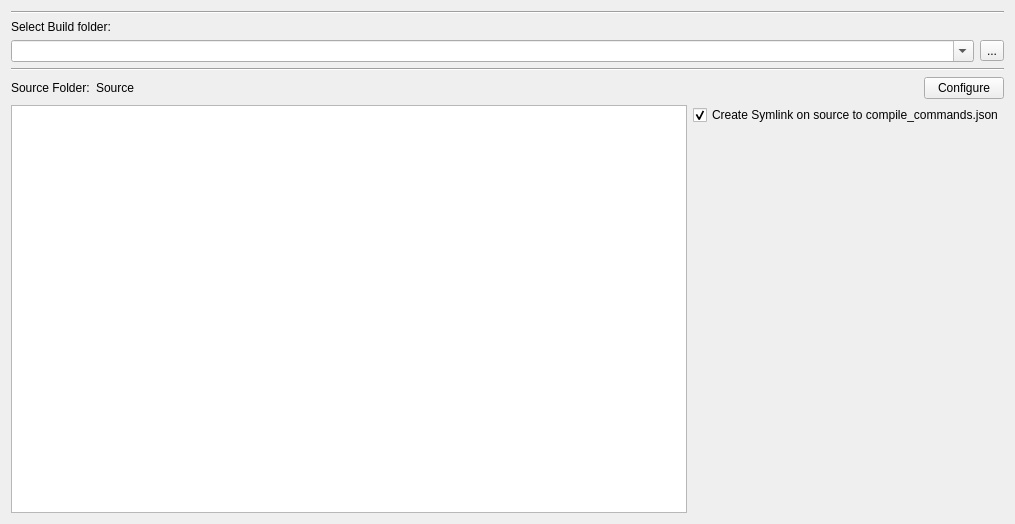
Old version of the form addons/cmake-tools/cmaketoolswidget.ui in the repository poa00/kate.
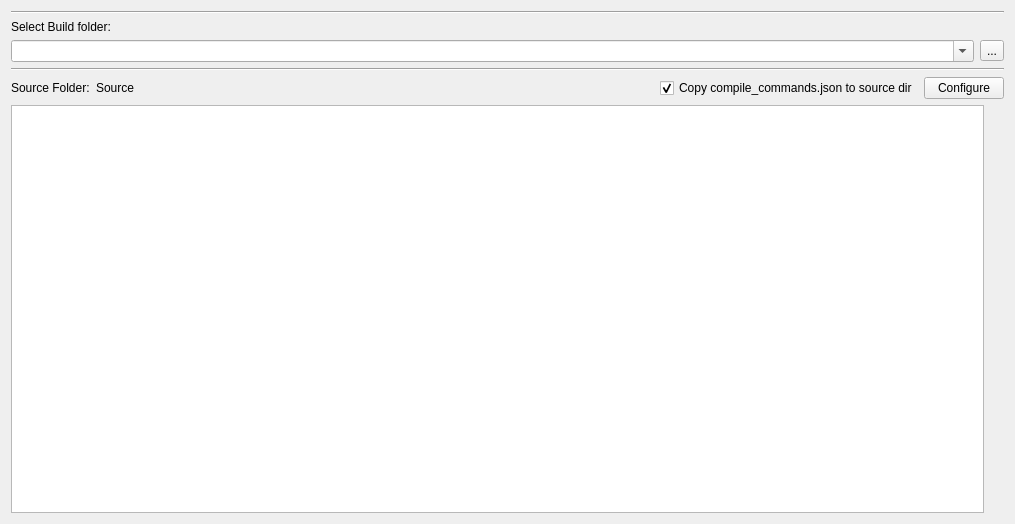
New version of the form.

Commit message: Plugin UI change and "Generate file?" text box removal

```diff
--- a/addons/cmake-tools/cmaketoolswidget.ui
+++ b/addons/cmake-tools/cmaketoolswidget.ui
@@ -82,6 +82,16 @@
        </property>
       </spacer>
      </item>
+     <item>
+      <widget class="QCheckBox" name="checkBoxCreateSymlinkOnSource">
+       <property name="text">
+        <string>Copy compile_commands.json to source dir</string>
+       </property>
+       <property name="checked">
+        <bool>true</bool>
+       </property>
+      </widget>
+     </item>
      <item>
       <widget class="QPushButton" name="configureCMakeToolsButton">
        <property name="text">
@@ -102,16 +112,6 @@
      </item>
      <item>
       <layout class="QVBoxLayout" name="verticalLayout_2">
-       <item>
-        <widget class="QCheckBox" name="checkBoxCreateSymlinkOnSource">
-         <property name="text">
-          <string>Create Symlink on source to compile_commands.json</string>
-         </property>
-         <property name="checked">
-          <bool>true</bool>
-         </property>
-        </widget>
-       </item>
        <item>
         <spacer name="verticalSpacer_2">
          <property name="orientation">
```
Left out of the diff: 2 changed lines with no effect on the pictures. The commit also changes 1 other file.
